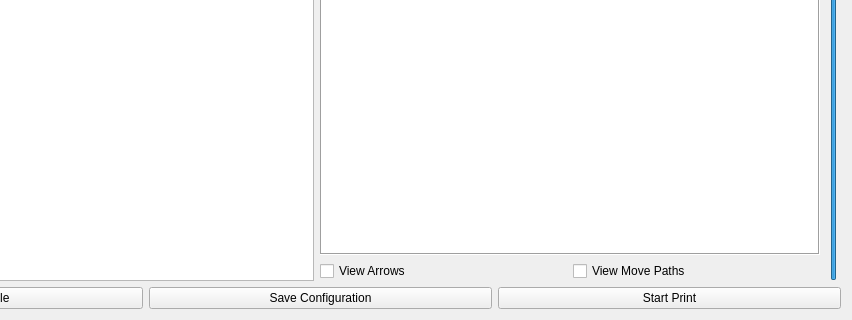
Qt form src/ui/lineprintwidget.ui (BYUCreateResearchLab/CREATE_LAB_Binder_Jet_Printer) before a commit; both pictures show x 211 to 1063 and y 469 to 789 of the 1063 by 789 pixel window.
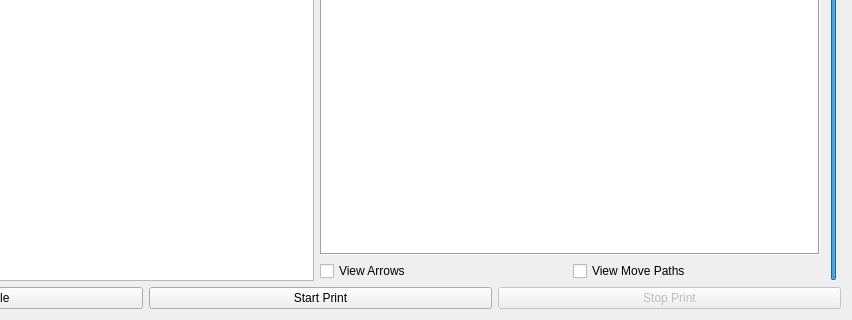
The same form after that commit. Custom widgets are drawn as their Qt base class.

Commit message: stop print updates

What changed in the file:
```diff
--- a/src/ui/lineprintwidget.ui
+++ b/src/ui/lineprintwidget.ui
@@ -407,16 +407,19 @@
       </widget>
      </item>
      <item>
-      <widget class="QPushButton" name="saveConfig">
+      <widget class="QPushButton" name="startPrint">
        <property name="text">
-        <string>Save Configuration</string>
+        <string>Start Print</string>
        </property>
       </widget>
      </item>
      <item>
-      <widget class="QPushButton" name="startPrint">
+      <widget class="QPushButton" name="stopPrintButton">
+       <property name="enabled">
+        <bool>false</bool>
+       </property>
        <property name="text">
-        <string>Start Print</string>
+        <string>Stop Print</string>
        </property>
       </widget>
      </item>
```
The commit also changes 11 other files.
